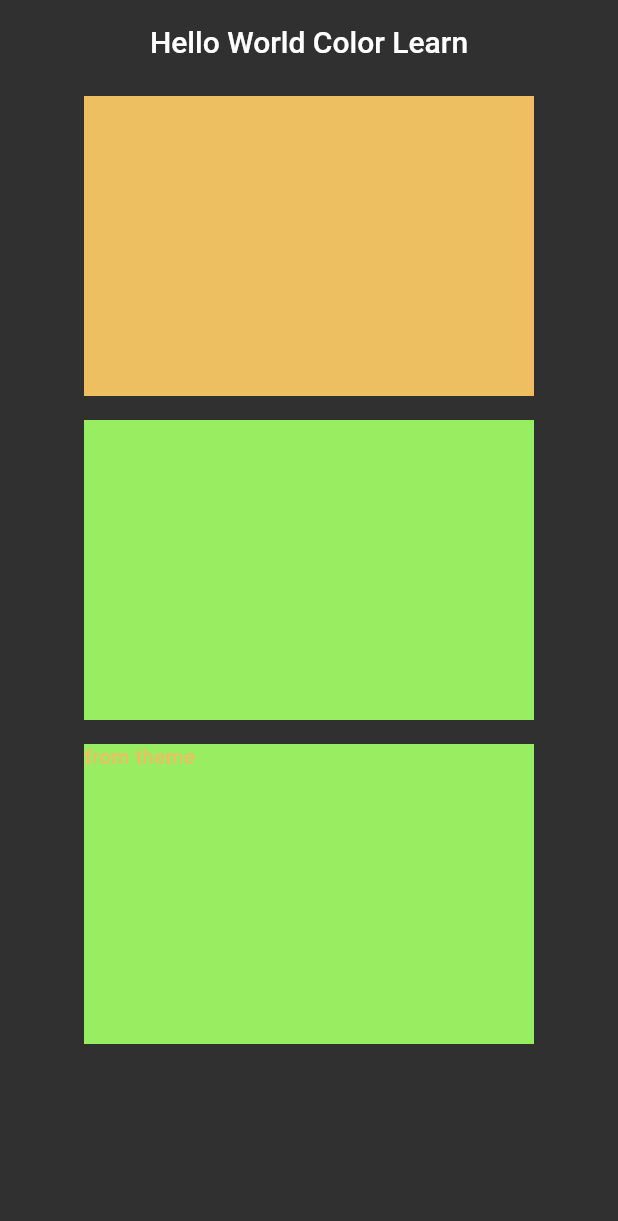
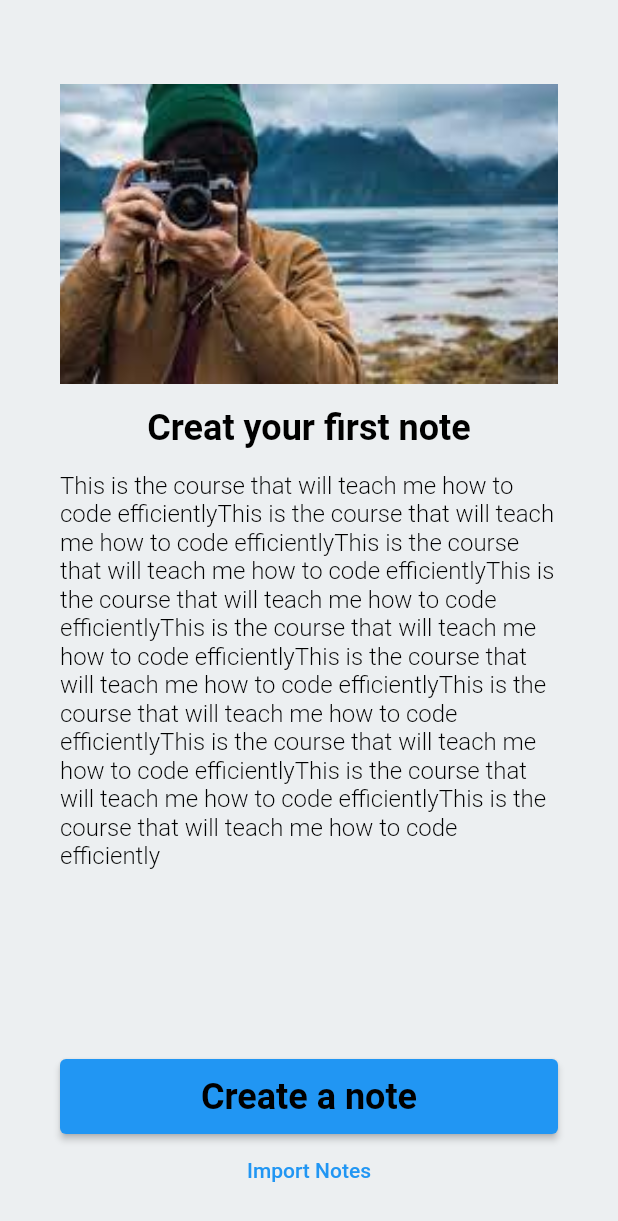
Before and after one commit to Berkay-Ates/FlutterFull, a Flutter app: the screen it shows after launch, on a phone screen of 412 x 824 dp. Shown: the top 1221 px of the screen. Run offline on Flutter 3.47's test engine with Material 2 defaults, Android fonts, the phone set to English and light mode, and no system bars.

Commit message:
4. ders tamamlandı

```diff
--- /dev/null
+++ b/lib/100/image_learn.dart
@@ -0,0 +1,53 @@
+import 'package:flutter/material.dart';
+
+class ImageLearn extends StatelessWidget {
+  const ImageLearn({Key? key}) : super(key: key);
+  final String _networkImage =
+      'https://bookinggold.com/dbimg/db_images/119/12/289134/whatsapp-%C4%B1mage-2021-01-13-at-17.18.29-(2).jpeg';
+
+  @override
+  Widget build(BuildContext context) {
+    return Scaffold(
+      appBar: AppBar(),
+      body: Column(
+        children: [
+          Image.network(
+            _networkImage,
+            height: 200,
+            errorBuilder: (context, error, stackTrace) => Icon(Icons.adjust),
+          ),
+          PngImage(name: ImageItems().applewithbook2WithouthPath),
+          Image.asset(
+            ImageItems().appleWithBook,
+            height: 200,
+            width: 200,
+            fit: BoxFit.cover,
+          ),
+        ],
+      ),
+    );
+  }
+}
+
+class ImageItems {
+  final String appleWithBook = 'assets/png/ScreenShot2022-04-19at21.33.57.png';
+  final String appleWithBook2 = 'assets/png/Image.png';
+  final String applewithbook2WithouthPath = 'Image';
+}
+
+class PngImage extends StatelessWidget {
+  const PngImage({
+    Key? key,
+    required this.name,
+  }) : super(key: key);
+  final String name;
+  @override
+  Widget build(BuildContext context) {
+    return Image.asset(
+      'assets/png/$name.png',
+      height: 200,
+      width: 200,
+      fit: BoxFit.cover,
+    );
+  }
+}
--- /dev/null
+++ b/lib/demos/note_demos_view.dart
@@ -0,0 +1,115 @@
+import 'package:flutter/material.dart';
+import 'package:flutter/services.dart';
+import 'package:master/100/image_learn.dart';
+
+class NoteDemosView extends StatelessWidget {
+  const NoteDemosView({Key? key}) : super(key: key);
+  final _title = 'Creat your first note';
+  final _description =
+      'This is the course that will teach me how to code efficiently';
+  final _title2 = 'Create a note';
+  final _importNotes = 'Import Notes';
+
+  @override
+  Widget build(BuildContext context) {
+    return Scaffold(
+      backgroundColor: Colors.blueGrey[50],
+      appBar: AppBar(
+        systemOverlayStyle: SystemUiOverlayStyle.dark,
+        backgroundColor: Colors.transparent,
+        elevation: 0,
+      ),
+      body: Padding(
+        padding: PadddingItems.horizontalPadding,
+        child: Column(
+          crossAxisAlignment: CrossAxisAlignment.stretch,
+          children: [
+            PngImage(name: ImageItems().applewithbook2WithouthPath),
+            Padding(
+              padding: PadddingItems.titlePadding,
+              child: TitleWidget(title: _title),
+            ),
+            Padding(
+              padding: PadddingItems.titlePadding,
+              child: DescriptionWidget(description: _description * 10),
+            ),
+            const Spacer(),
+            ElevatedButton(
+              onPressed: (() => null),
+              style: ElevatedButton.styleFrom(),
+              child: SizedBox(
+                height: ButtonHeights.createButtonHeight,
+                child: Center(
+                  child: TitleWidget(
+                    title: _title2,
+                  ),
+                ),
+              ),
+            ),
+            TextButton(
+              onPressed: (() => null),
+              child: Text(
+                _importNotes,
+              ),
+            ),
+            const SizedBox(
+              height: 20,
+            ),
+          ],
+        ),
+      ),
+    );
+  }
+}
+
+class DescriptionWidget extends StatelessWidget {
+  const DescriptionWidget({
+    Key? key,
+    required String description,
+  })  : _description = description,
+        super(key: key);
+
+  final String _description;
+
+  @override
+  Widget build(BuildContext context) {
+    return Text(
+      _description,
+      style: Theme.of(context).textTheme.subtitle1?.copyWith(
+          color: Theme.of(context).colorScheme.onSecondary,
+          fontWeight: FontWeight.w300),
+    );
+  }
+}
+
+class TitleWidget extends StatelessWidget {
+  const TitleWidget({
+    Key? key,
+    required String title,
+  })  : _title = title,
+        super(key: key);
+
+  final String _title;
+
+  @override
+  Widget build(BuildContext context) {
+    return Text(
+      _title,
+      textAlign: TextAlign.center,
+      style: Theme.of(context).textTheme.headline5?.copyWith(
+          color: Theme.of(context).colorScheme.onSecondary,
+          fontWeight: FontWeight.w600),
+    );
+  }
+}
+
+class PadddingItems {
+  static final EdgeInsets horizontalPadding =
+      EdgeInsets.symmetric(horizontal: 40);
+
+  static final titlePadding = const EdgeInsets.only(top: 15);
+}
+
+class ButtonHeights {
+  static const double createButtonHeight = 50;
+}
--- a/lib/main.dart
+++ b/lib/main.dart
@@ -1,11 +1,16 @@
 import 'package:flutter/material.dart';
 import 'package:master/100/appbar_learn.dart';
 import 'package:master/100/button_learn.dart';
+import 'package:master/100/card_learn.dart';
 import 'package:master/100/color_learn.dart';
 import 'package:master/100/container_sized_learn.dart';
 import 'package:master/100/icon.learn.dart';
+import 'package:master/100/image_learn.dart';
 import 'package:master/100/scaffold.learn.dart';
+import 'package:master/100/stateless_learn.dart';
 import 'package:master/100/text_learn.dart';
+import 'package:master/demos/note_demos_view.dart';
+import '100/padding_learn.dart';
 
 void main() => runApp(MyApp());
 
@@ -22,7 +27,7 @@ class MyApp extends StatelessWidget {
             centerTitle: true),
         errorColor: ColorValues().sulu,
       ),
-      home: ColorLearn(),
+      home: const NoteDemosView(),
     );
   }
 }
```
Also changed, not shown: lib/100/card_learn.dart (added, +72 -0 lines), lib/100/padding_learn.dart (added, +36 -0 lines), lib/100/stateless_learn.dart (added, +62 -0 lines), pubspec.yaml (+5 -33 lines), Text/readme.txt, assets/png/Image.png (added), assets/png/ScreenShot2022-04-19at21.33.57.png (added).
